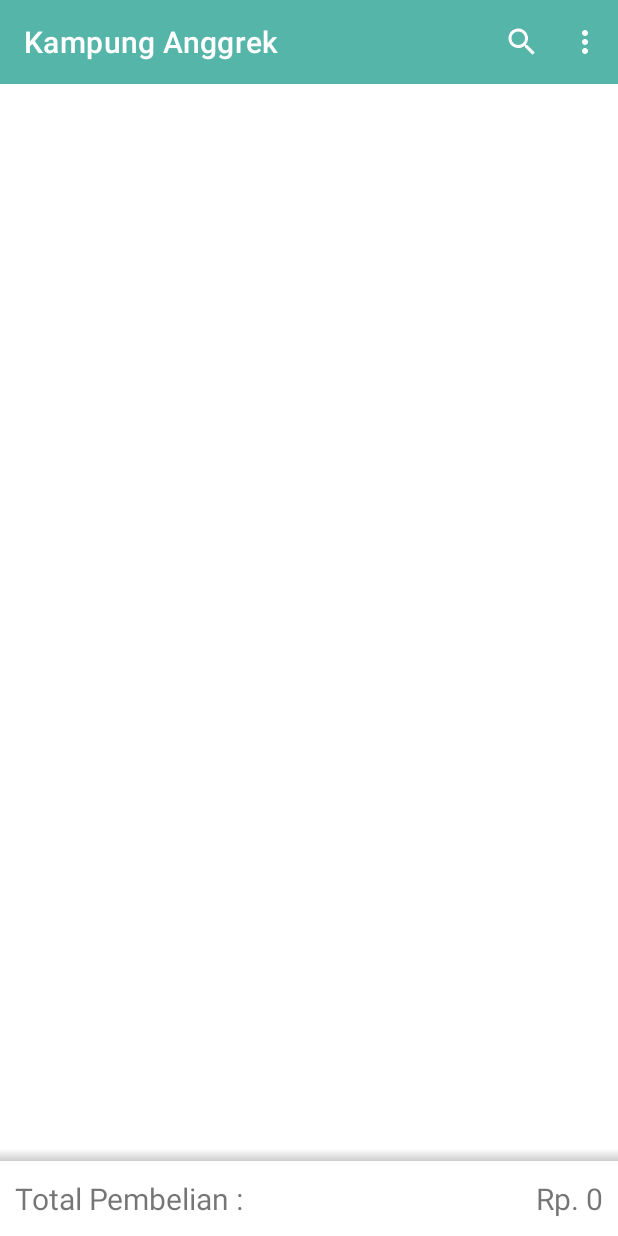
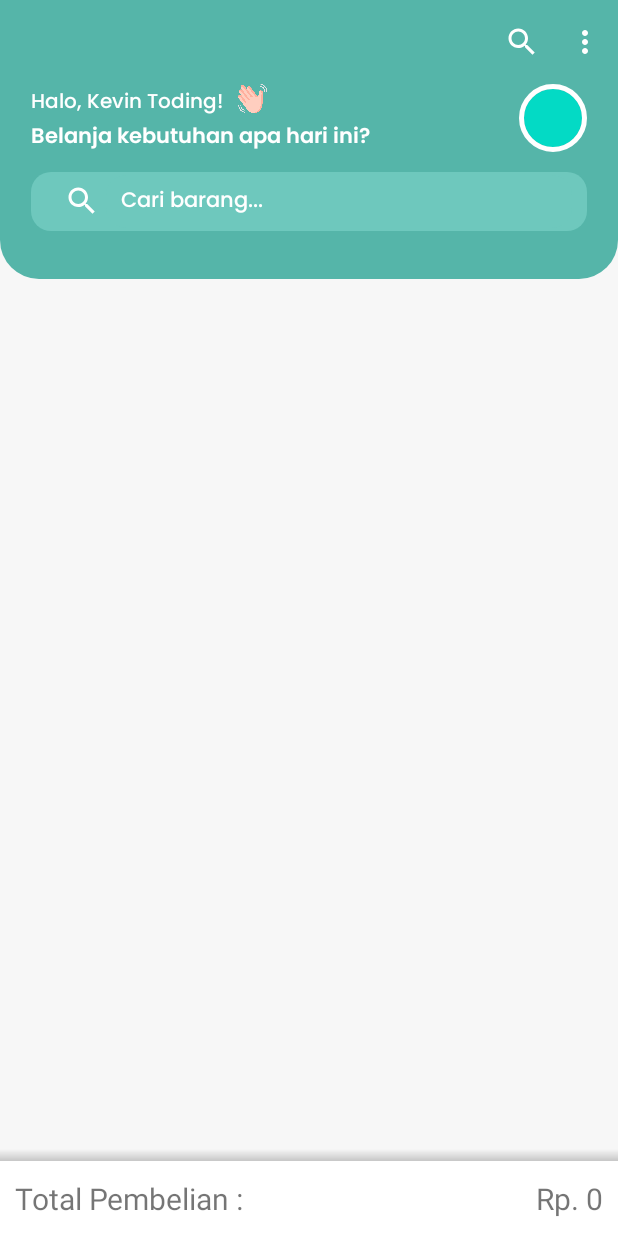
Before and after one commit to KEVINGILBERTTODING/Ecommerce-Jatimakmur-App, an Android app: the MainActivity screen opened directly, with no data from a screen before it, on a phone screen of 412 x 824 dp. Run offline under Robolectric (Android 15) with nearby library versions, the phone set to English and light mode, and no system bars; our stand-ins replace CircleImageView, Picasso, Volley, sdp/ssp sizes; libraries missing offline, so code that uses them is left out: com.facebook, com.facebook.login; network calls fail; pictures from the network do not load; 2 statements that could not run were skipped.

Commit message:
Redesign login and main activity :seedling: :broccoli:

```diff
--- /dev/null
+++ b/app/src/main/res/drawable/coantainer_header.xml
@@ -0,0 +1,16 @@
+<?xml version="1.0" encoding="utf-8"?>
+<shape
+    android:shape="rectangle"
+    xmlns:android="http://schemas.android.com/apk/res/android">
+
+    <solid
+        android:color="@color/colorPrimary" />
+    <corners
+        android:bottomRightRadius="@dimen/_20sdp"
+        android:bottomLeftRadius="@dimen/_20sdp"
+        />
+
+
+
+
+</shape>
--- /dev/null
+++ b/app/src/main/res/drawable/content3.xml
@@ -0,0 +1,7 @@
+<?xml version="1.0" encoding="utf-8"?>
+<shape xmlns:android="http://schemas.android.com/apk/res/android"
+    >
+    <solid android:color="#6EC8BD" />
+    <corners android:radius="@dimen/_10sdp" />
+    <padding android:left="2dp" android:top="2dp" android:right="2dp" android:bottom="2dp" />
+</shape>
--- /dev/null
+++ b/app/src/main/res/drawable/ic_search.xml
@@ -0,0 +1,5 @@
+<vector android:height="24dp" android:tint="#FFFFFF"
+    android:viewportHeight="24" android:viewportWidth="24"
+    android:width="24dp" xmlns:android="http://schemas.android.com/apk/res/android">
+    <path android:fillColor="@android:color/white" android:pathData="M15.5,14h-0.79l-0.28,-0.27C15.41,12.59 16,11.11 16,9.5 16,5.91 13.09,3 9.5,3S3,5.91 3,9.5 5.91,16 9.5,16c1.61,0 3.09,-0.59 4.23,-1.57l0.27,0.28v0.79l5,4.99L20.49,19l-4.99,-5zM9.5,14C7.01,14 5,11.99 5,9.5S7.01,5 9.5,5 14,7.01 14,9.5 11.99,14 9.5,14z"/>
+</vector>
--- a/app/src/main/res/layout/activity_login.xml
+++ b/app/src/main/res/layout/activity_login.xml
@@ -132,7 +132,7 @@
             <com.google.android.material.button.MaterialButton
                 android:id="@+id/button_signinFb"
                 android:layout_width="match_parent"
-                android:layout_height="@dimen/_35sdp"
+                android:layout_height="wrap_content"
                 android:layout_gravity="end"
                 android:layout_marginTop="@dimen/_10sdp"
                 android:backgroundTint="@color/com_facebook_blue"
@@ -145,13 +145,14 @@
                 app:elevation="@dimen/_10sdp"
                 app:icon="@drawable/ic_facebook_24dp"
                 app:iconGravity="start"
+                app:iconSize="@dimen/_13sdp"
                 app:iconTint="@color/white" />
 
 
             <com.google.android.material.button.MaterialButton
                 android:id="@+id/button_GoogleSignIn"
                 android:layout_width="match_parent"
-                android:layout_height="@dimen/_35sdp"
+                android:layout_height="wrap_content"
                 android:layout_gravity="end"
                 android:layout_marginTop="@dimen/_10sdp"
                 android:backgroundTint="@color/white"
@@ -162,6 +163,7 @@
                 android:textSize="@dimen/_9sdp"
                 app:cornerRadius="@dimen/_10sdp"
                 app:elevation="@dimen/_10sdp"
+                app:iconSize="@dimen/_15sdp"
                 app:icon="@drawable/ic_google__24"
                 app:iconGravity="start"
                 app:iconTint="@null" />
--- a/app/src/main/res/layout/activity_main.xml
+++ b/app/src/main/res/layout/activity_main.xml
@@ -4,13 +4,92 @@
     xmlns:tools="http://schemas.android.com/tools"
     android:layout_width="match_parent"
     android:layout_height="match_parent"
+    android:background="#F7F7F7"
     tools:context=".MainActivity">
 
+
+
+    <LinearLayout
+        android:id="@+id/banner1"
+        android:layout_width="match_parent"
+        android:orientation="vertical"
+        android:background="@drawable/coantainer_header"
+        android:layout_height="@dimen/_100sdp">
+    <LinearLayout
+        android:layout_width="match_parent"
+        android:layout_height="wrap_content"
+        android:orientation="horizontal"
+        android:layout_marginLeft="@dimen/_16sdp"
+        >
+        <TextView
+            android:id="@+id/tv_UserName"
+            android:layout_width="wrap_content"
+            android:layout_height="wrap_content"
+            android:fontFamily="@font/popmed"
+            android:text="Halo, Kevin Toding!"
+            android:layout_marginTop="@dimen/_1sdp"
+            android:textColor="@color/white"
+            android:textSize="@dimen/_10sdp" />
+
+        <ImageView
+            android:layout_width="@dimen/_15sdp"
+            android:layout_height="@dimen/_15sdp"
+            android:src="@drawable/handbye"
+            android:layout_marginLeft="10dp"
+            />
+
+    </LinearLayout>
+
+
+
+    <TextView
+        android:layout_width="wrap_content"
+        android:layout_height="wrap_content"
+        android:fontFamily="@font/popsem"
+        android:text="Belanja kebutuhan apa hari ini?"
+        android:textColor="@color/white"
+        android:layout_marginLeft="@dimen/_16sdp"
+        android:textSize="@dimen/_11sdp" />
+
+        <de.hdodenhof.circleimageview.CircleImageView
+            xmlns:app="http://schemas.android.com/apk/res-auto"
+            android:id="@+id/profile_image"
+            android:layout_width="@dimen/_35sdp"
+            android:layout_height="@dimen/_35sdp"
+            android:src="@color/colorAccent"
+            android:layout_gravity="end"
+            android:layout_marginTop="@dimen/_minus37sdp"
+            app:civ_border_width="3dp"
+            android:layout_marginRight="@dimen/_16sdp"
+            app:civ_border_color="#FFFF"/>
+
+        <androidx.appcompat.widget.SearchView
+            android:id="@+id/search_barr"
+            android:layout_width="match_parent"
+            android:layout_marginRight="@dimen/_16sdp"
+            android:layout_marginLeft="@dimen/_16sdp"
+            android:layout_height="@dimen/_30sdp"
+            android:layout_below="@+id/tvTitle2"
+            android:layout_marginTop="@dimen/_10sdp"
+            android:focusable="false"
+            app:searchIcon="@drawable/ic_search"
+            android:background="@drawable/content3"
+            app:iconifiedByDefault="false"
+            app:queryBackground="@drawable/content3"
+            app:queryHint="Cari barang..."
+            app:theme="@style/AppSearchView"
+            />
+
+    </LinearLayout>
+
     <androidx.recyclerview.widget.RecyclerView
+        android:layout_marginTop="@dimen/_200sdp"
         android:id="@+id/recycler_view"
         android:layout_width="match_parent"
         android:layout_height="wrap_content"
         android:paddingBottom="50dp"
+        android:layout_marginLeft="@dimen/_3sdp"
+        android:layout_marginRight="@dimen/_10sdp"
         tools:listitem="@layout/item_list"
         app:layoutManager="androidx.recyclerview.widget.GridLayoutManager"
         app:spanCount="2"
--- a/app/src/main/res/values/strings.xml
+++ b/app/src/main/res/values/strings.xml
@@ -1,5 +1,5 @@
 <resources>
-    <string name="app_name">Kampung Anggrek</string>
+    <string name="app_name"></string>
     <string name="facebook_app_id">1311993779627742</string>
     <string name="fb_login_protocol_scheme">fb1311993779627742</string>
     <string name="facebook_client_token">d2be43c02b1fc54d28c06ae7c45275be</string>
--- a/app/src/main/res/values/styles.xml
+++ b/app/src/main/res/values/styles.xml
@@ -5,13 +5,25 @@
         <item name="colorPrimary">@color/colorPrimary</item>
         <item name="colorPrimaryVariant">@color/colorPrimary</item>
         <item name="colorOnPrimary">@color/white</item>
+        <item name="android:windowContentOverlay">@null</item>
         <!-- Secondary brand color. -->
         <item name="colorSecondary">@color/main</item>
         <item name="colorSecondaryVariant">@color/main</item>
         <item name="colorOnSecondary">@color/main</item>
+
         <!-- Status bar color. -->
         <item name="android:statusBarColor" tools:targetApi="l">?attr/colorPrimary</item>
         <!-- Customize your theme here. -->
+    </style>
+
+    <!-- Style for searchview   -->
+
+    <style name="AppSearchView" parent="Widget.AppCompat.SearchView" >
+        <item name="android:textSize">@dimen/_11sdp</item>
+        <item name="android:fontFamily">@font/popmed</item>
+        <item name="android:textColor">@color/white</item>
+        <item name="android:textColorHint">@color/white</item>
+        <item name="android:editTextColor">@color/white</item>
     </style>
 
 
```
Also changed, not shown: app/src/main/res/layout/item_list.xml (+80 -49 lines), app/src/main/res/drawable/handbye.png (added), app/src/main/res/drawable/img_list.png (added), app/src/main/res/drawable/like.png (added).
